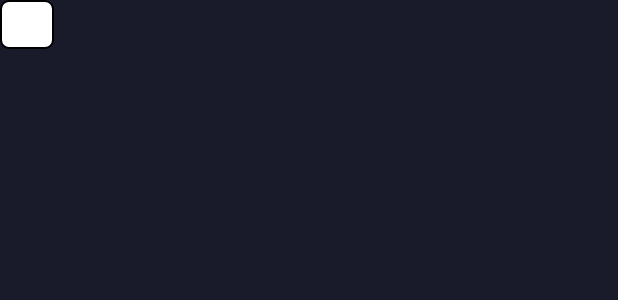
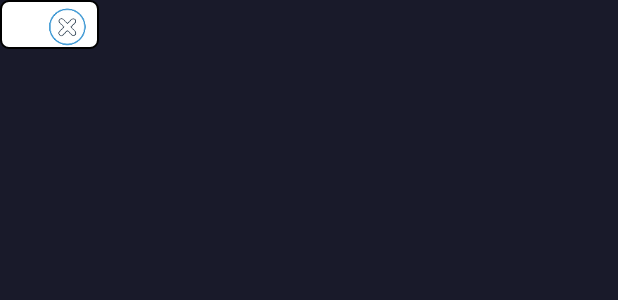
Before and after one commit to nseidm1/DigiID, an Android app: the layout password_view.xml on its own in the app's theme, with its tools: preview values and no code run, on a phone screen of 412 x 824 dp. Shown: the top 300 px of the screen. Run offline under Robolectric (Android 15) with nearby library versions, the phone set to English and light mode, and no system bars.

Commit message:
Only show close button for apps, browsers cannot remove focus from the edit field.

```diff
--- a/app/src/main/res/layout/password_view.xml
+++ b/app/src/main/res/layout/password_view.xml
@@ -7,7 +7,14 @@
 
         <androidx.appcompat.widget.Toolbar android:layout_width="match_parent" android:id="@+id/toolbar"
                                            android:layout_marginStart="14sp" android:layout_marginEnd="6dp"
-                                           android:layout_height="30dp"/>
+                                           android:layout_height="30dp">
+
+            <ImageView android:id="@+id/close" android:layout_width="30dp" android:layout_height="30dp"
+                       android:adjustViewBounds="true" android:layout_marginStart="8dp"
+                       android:foreground="?android:attr/selectableItemBackground" android:layout_gravity="end"
+                       android:src="@drawable/close"/>
+
+        </androidx.appcompat.widget.Toolbar>
 
         <androidx.recyclerview.widget.RecyclerView android:id="@+id/recycler" android:layout_width="match_parent"
                                                    android:layout_height="wrap_content"/>
```
Also changed, not shown: app/src/main/java/com/noahseidman/digiid/PasswordViewService.java (+16 -1 lines).
